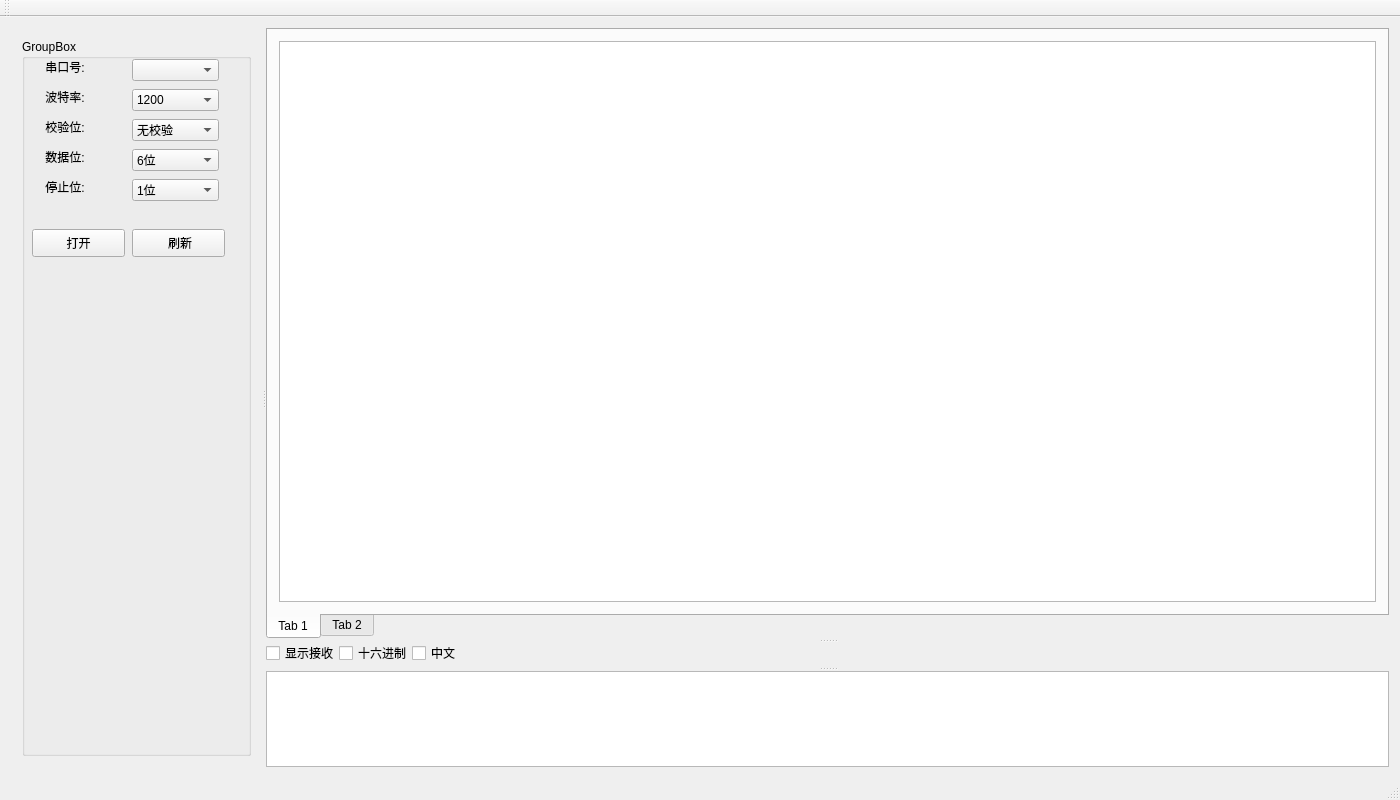
First picture: the form in QSerialPort/mainwindow.ui, repository qq447799/SerialPort, before the edit.
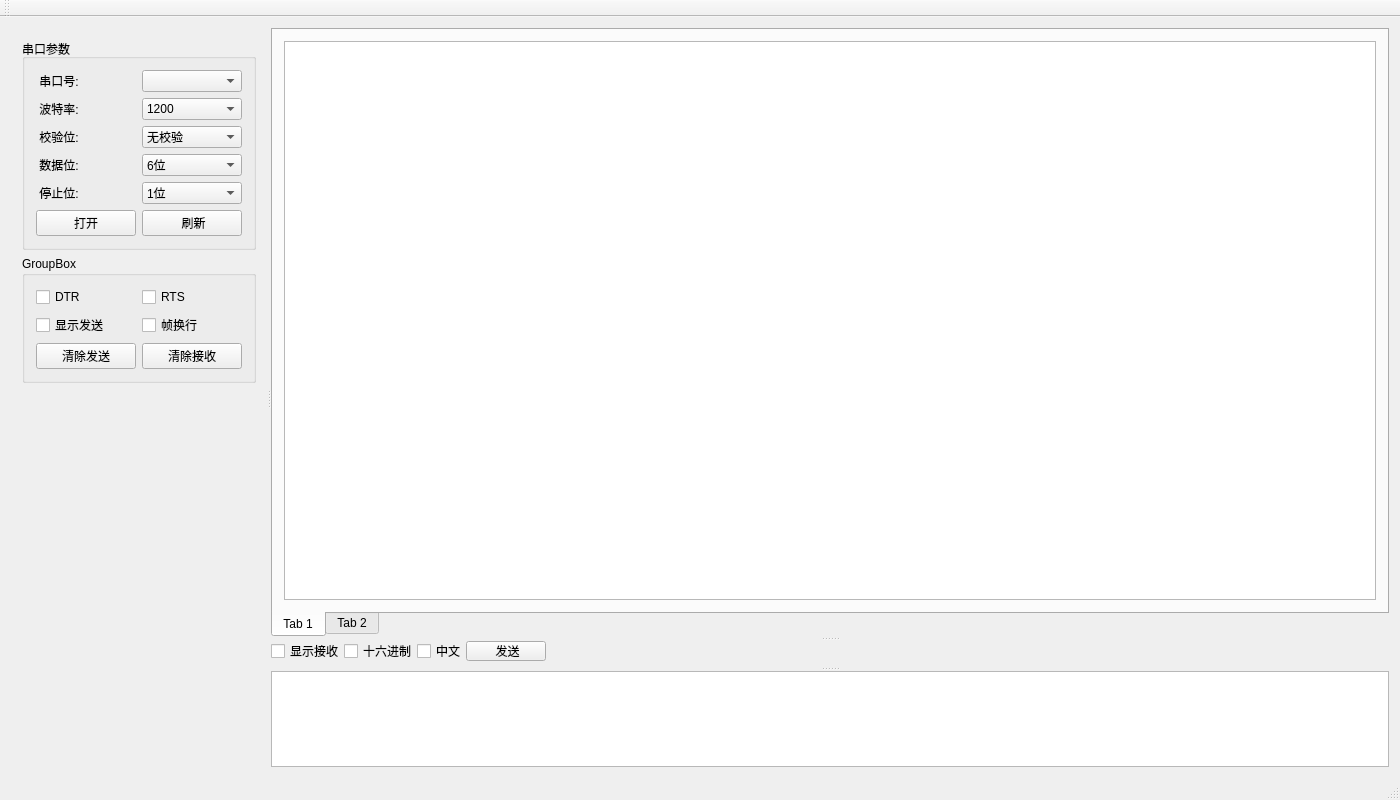
Second picture: the form after the edit.

What changed in the file:
```diff
--- a/QSerialPort/mainwindow.ui
+++ b/QSerialPort/mainwindow.ui
@@ -23,7 +23,7 @@
       <widget class="QWidget" name="widget_2" native="true">
        <property name="sizePolicy">
         <sizepolicy hsizetype="Preferred" vsizetype="Preferred">
-         <horstretch>3</horstretch>
+         <horstretch>2</horstretch>
          <verstretch>0</verstretch>
         </sizepolicy>
        </property>
@@ -31,92 +31,28 @@
         <item>
          <widget class="QGroupBox" name="groupBox">
           <property name="title">
-           <string>GroupBox</string>
+           <string>串口参数</string>
           </property>
+          <layout class="QGridLayout" name="gridLayout">
+           <item row="0" column="0">
           <widget class="QLabel" name="label">
-           <property name="geometry">
-            <rect>
-             <x>20</x>
-             <y>20</y>
-             <width>72</width>
-             <height>15</height>
-            </rect>
-           </property>
            <property name="text">
             <string> 串口号:</string>
            </property>
           </widget>
+           </item>
+           <item row="0" column="1">
+            <widget class="QComboBox" name="comboBox_portnum"/>
+           </item>
+           <item row="1" column="0">
           <widget class="QLabel" name="label_2">
-           <property name="geometry">
-            <rect>
-             <x>20</x>
-             <y>50</y>
-             <width>72</width>
-             <height>15</height>
-            </rect>
-           </property>
            <property name="text">
             <string> 波特率:</string>
            </property>
           </widget>
-          <widget class="QLabel" name="label_3">
-           <property name="geometry">
-            <rect>
-             <x>20</x>
-             <y>80</y>
-             <width>72</width>
-             <height>15</height>
-            </rect>
-           </property>
-           <property name="text">
-            <string> 校验位:</string>
-           </property>
-          </widget>
-          <widget class="QLabel" name="label_4">
-           <property name="geometry">
-            <rect>
-             <x>20</x>
-             <y>140</y>
-             <width>72</width>
-             <height>15</height>
-            </rect>
-           </property>
-           <property name="text">
-            <string> 停止位:</string>
-           </property>
-          </widget>
-          <widget class="QPushButton" name="pushButton_link_cut">
-           <property name="geometry">
-            <rect>
-             <x>10</x>
-             <y>190</y>
-             <width>93</width>
-             <height>28</height>
-            </rect>
-           </property>
-           <property name="text">
-            <string>打开</string>
-           </property>
-          </widget>
-          <widget class="QComboBox" name="comboBox_portnum">
-           <property name="geometry">
-            <rect>
-             <x>110</x>
-             <y>20</y>
-             <width>87</width>
-             <height>22</height>
-            </rect>
-           </property>
-          </widget>
+           </item>
+           <item row="1" column="1">
           <widget class="QComboBox" name="comboBox_baud">
-           <property name="geometry">
-            <rect>
-             <x>110</x>
-             <y>50</y>
-             <width>87</width>
-             <height>22</height>
-            </rect>
-           </property>
            <item>
             <property name="text">
              <string>1200</string>
@@ -158,15 +94,16 @@
             </property>
            </item>
           </widget>
+           </item>
+           <item row="2" column="0">
+            <widget class="QLabel" name="label_3">
+             <property name="text">
+              <string> 校验位:</string>
+             </property>
+            </widget>
+           </item>
+           <item row="2" column="1">
           <widget class="QComboBox" name="comboBox_check">
-           <property name="geometry">
-            <rect>
-             <x>110</x>
-             <y>80</y>
-             <width>87</width>
-             <height>22</height>
-            </rect>
-           </property>
            <item>
             <property name="text">
              <string>无校验</string>
@@ -183,66 +120,16 @@
             </property>
            </item>
           </widget>
-          <widget class="QComboBox" name="comboBox_stop">
-           <property name="geometry">
-            <rect>
-             <x>110</x>
-             <y>140</y>
-             <width>87</width>
-             <height>22</height>
-            </rect>
-           </property>
-           <item>
-            <property name="text">
-             <string>1位</string>
-            </property>
            </item>
-           <item>
-            <property name="text">
-             <string>1.5位</string>
-            </property>
-           </item>
-           <item>
-            <property name="text">
-             <string>2位</string>
-            </property>
-           </item>
-          </widget>
-          <widget class="QPushButton" name="pushButton_flush">
-           <property name="geometry">
-            <rect>
-             <x>110</x>
-             <y>190</y>
-             <width>93</width>
-             <height>28</height>
-            </rect>
-           </property>
-           <property name="text">
-            <string> 刷新</string>
-           </property>
-          </widget>
+           <item row="3" column="0">
           <widget class="QLabel" name="label_5">
-           <property name="geometry">
-            <rect>
-             <x>20</x>
-             <y>110</y>
-             <width>72</width>
-             <height>15</height>
-            </rect>
-           </property>
            <property name="text">
             <string> 数据位:</string>
            </property>
           </widget>
+           </item>
+           <item row="3" column="1">
           <widget class="QComboBox" name="comboBox_data">
-           <property name="geometry">
-            <rect>
-             <x>110</x>
-             <y>110</y>
-             <width>87</width>
-             <height>22</height>
-            </rect>
-           </property>
            <item>
             <property name="text">
              <string>6位</string>
@@ -259,14 +146,120 @@
             </property>
            </item>
           </widget>
-         </widget>
+           </item>
+           <item row="4" column="0">
+            <widget class="QLabel" name="label_4">
+             <property name="text">
+              <string> 停止位:</string>
+             </property>
+            </widget>
+           </item>
+           <item row="4" column="1">
+            <widget class="QComboBox" name="comboBox_stop">
+             <item>
+              <property name="text">
+               <string>1位</string>
+              </property>
+             </item>
+             <item>
+              <property name="text">
+               <string>1.5位</string>
+              </property>
+             </item>
+             <item>
+              <property name="text">
+               <string>2位</string>
+              </property>
+             </item>
+            </widget>
+           </item>
+           <item row="5" column="0">
+            <widget class="QPushButton" name="pushButton_link_cut">
+             <property name="text">
+              <string>打开</string>
+             </property>
+            </widget>
+           </item>
+           <item row="5" column="1">
+            <widget class="QPushButton" name="pushButton_flush">
+             <property name="text">
+              <string> 刷新</string>
+             </property>
+            </widget>
+           </item>
+          </layout>
+         </widget>
+        </item>
+        <item>
+         <widget class="QGroupBox" name="groupBox_2">
+          <property name="title">
+           <string>GroupBox</string>
+          </property>
+          <layout class="QGridLayout" name="gridLayout_2">
+           <item row="0" column="0">
+            <widget class="QCheckBox" name="checkBox_DTR">
+             <property name="text">
+              <string>DTR</string>
+             </property>
+            </widget>
+           </item>
+           <item row="1" column="0">
+            <widget class="QCheckBox" name="checkBox_show_send">
+             <property name="text">
+              <string>显示发送</string>
+             </property>
+            </widget>
+           </item>
+           <item row="0" column="1">
+            <widget class="QCheckBox" name="checkBox_RTS">
+             <property name="text">
+              <string>RTS</string>
+             </property>
+            </widget>
+           </item>
+           <item row="1" column="1">
+            <widget class="QCheckBox" name="checkBox_change_line">
+             <property name="text">
+              <string>帧换行</string>
+             </property>
+            </widget>
+           </item>
+           <item row="2" column="0">
+            <widget class="QPushButton" name="pushButton_clear_send">
+             <property name="text">
+              <string>清除发送</string>
+             </property>
+            </widget>
+           </item>
+           <item row="2" column="1">
+            <widget class="QPushButton" name="pushButton_clear_rvc">
+             <property name="text">
+              <string>清除接收</string>
+             </property>
+            </widget>
+           </item>
+          </layout>
+         </widget>
+        </item>
+        <item>
+         <spacer name="verticalSpacer">
+          <property name="orientation">
+           <enum>Qt::Vertical</enum>
+          </property>
+          <property name="sizeHint" stdset="0">
+           <size>
+            <width>20</width>
+            <height>40</height>
+           </size>
+          </property>
+         </spacer>
         </item>
        </layout>
       </widget>
       <widget class="QSplitter" name="splitter">
        <property name="sizePolicy">
         <sizepolicy hsizetype="Preferred" vsizetype="Expanding">
-         <horstretch>5</horstretch>
+         <horstretch>6</horstretch>
          <verstretch>0</verstretch>
         </sizepolicy>
        </property>
@@ -350,6 +343,13 @@
            </property>
           </widget>
          </item>
+         <item>
+          <widget class="QPushButton" name="pushButton_send">
+           <property name="text">
+            <string> 发送</string>
+           </property>
+          </widget>
+         </item>
          <item>
           <spacer name="horizontalSpacer">
            <property name="orientation">
```
Left out of the diff: 4 changed lines with no effect on the pictures. Lines whose indentation alone changed are shown as unchanged.
